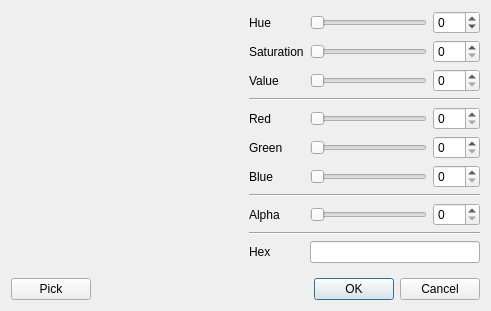
Before: the Qt Designer form src/color_dialog.ui in mbasaglia/Qt-Color-Widgets, drawn with Qt 5.
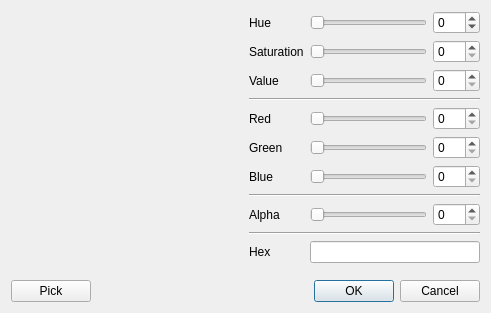
After: the same form once the commit is applied. Icons and pictures are not drawn. Custom widgets are drawn as their Qt base class.

Commit message: Picker icon

The edit to the form file:
```diff
--- a/src/color_dialog.ui
+++ b/src/color_dialog.ui
@@ -7,7 +7,7 @@
     <x>0</x>
     <y>0</y>
     <width>491</width>
-    <height>311</height>
+    <height>313</height>
    </rect>
   </property>
   <property name="windowTitle">
```
Left out of the diff: 3 changed lines with no effect on the pictures.
